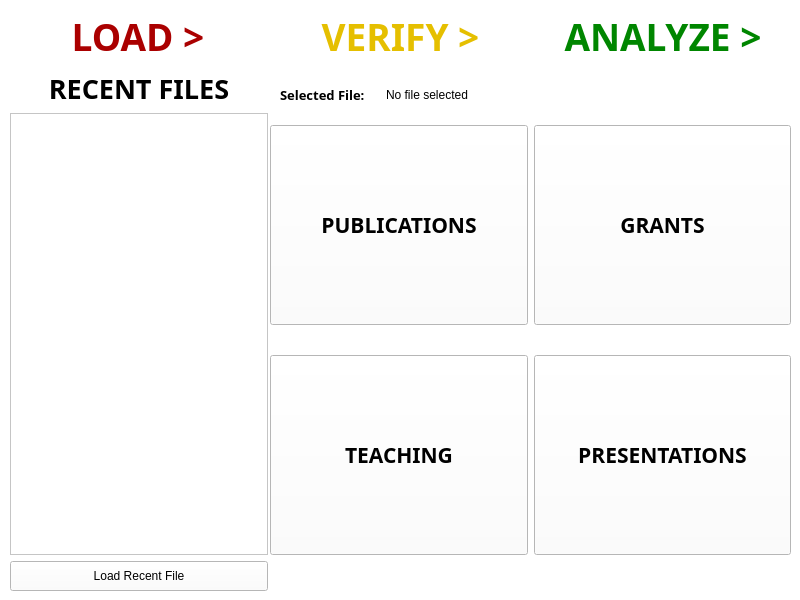
The window that Project Code/AppleProject/load_csv.ui (JRWu/DataAggregation) describes before a commit, drawn with Qt 5.
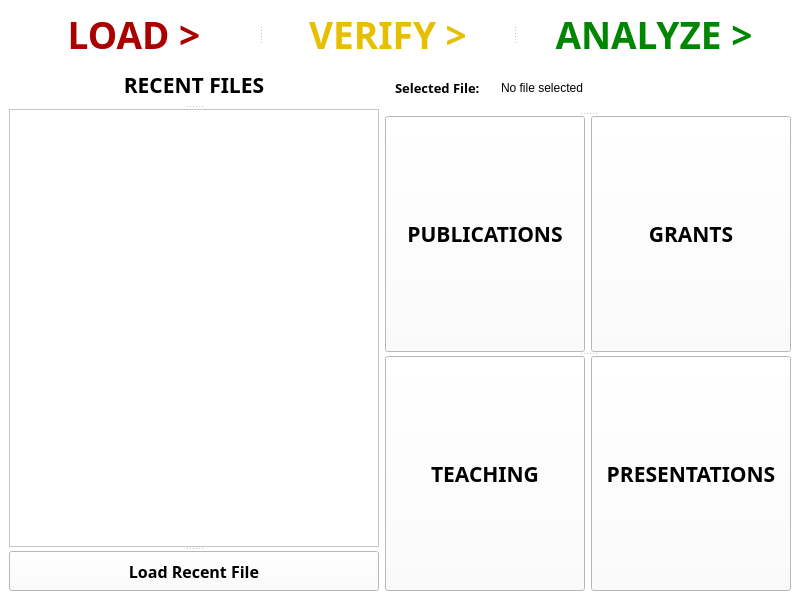
The same window after the commit.

Commit message: VLS - updated load page ui to expand when window is resized

The edit to the form file:
```diff
--- a/Project Code/AppleProject/load_csv.ui
+++ b/Project Code/AppleProject/load_csv.ui
@@ -444,281 +444,19 @@
      <height>600</height>
     </size>
    </property>
-   <widget class="QWidget" name="verticalLayoutWidget">
-    <property name="geometry">
-     <rect>
-      <x>10</x>
-      <y>70</y>
-      <width>258</width>
-      <height>521</height>
-     </rect>
-    </property>
-    <layout class="QVBoxLayout" name="recent_files_area">
-     <item>
-      <widget class="QLabel" name="recent_files_label">
-       <property name="font">
-        <font>
-         <family>Arial Black</family>
-         <weight>75</weight>
-         <bold>true</bold>
-        </font>
-       </property>
-       <property name="text">
-        <string>&lt;html&gt;&lt;head/&gt;&lt;body&gt;&lt;p align=&quot;center&quot;&gt;&lt;span style=&quot; font-size:20pt; font-weight:600;&quot;&gt;RECENT FILES&lt;/span&gt;&lt;/p&gt;&lt;/body&gt;&lt;/html&gt;</string>
-       </property>
-       <property name="alignment">
-        <set>Qt::AlignLeading|Qt::AlignLeft|Qt::AlignTop</set>
-       </property>
-      </widget>
-     </item>
-     <item>
-      <widget class="QListView" name="recent_files_list"/>
-     </item>
-     <item>
-      <widget class="QPushButton" name="loadRecentFile_btn">
-       <property name="minimumSize">
-        <size>
-         <width>0</width>
-         <height>30</height>
-        </size>
-       </property>
-       <property name="maximumSize">
-        <size>
-         <width>16777215</width>
-         <height>40</height>
-        </size>
-       </property>
-       <property name="text">
-        <string>Load Recent File</string>
-       </property>
-      </widget>
-     </item>
-    </layout>
-   </widget>
-   <widget class="QWidget" name="verticalLayoutWidget_2">
-    <property name="geometry">
-     <rect>
-      <x>270</x>
-      <y>71</y>
-      <width>521</width>
-      <height>521</height>
-     </rect>
-    </property>
-    <layout class="QVBoxLayout" name="select_csv_area">
-     <item>
-      <layout class="QHBoxLayout" name="horizontalLayout">
-       <property name="sizeConstraint">
-        <enum>QLayout::SetDefaultConstraint</enum>
-       </property>
-       <item>
-        <widget class="QLabel" name="selected_file_lbl">
-         <property name="sizePolicy">
-          <sizepolicy hsizetype="Expanding" vsizetype="Expanding">
-           <horstretch>0</horstretch>
-           <verstretch>0</verstretch>
-          </sizepolicy>
-         </property>
-         <property name="minimumSize">
-          <size>
-           <width>110</width>
-           <height>40</height>
-          </size>
-         </property>
-         <property name="maximumSize">
-          <size>
-           <width>110</width>
-           <height>40</height>
-          </size>
-         </property>
-         <property name="font">
-          <font>
-           <family>Arial Black</family>
-           <pointsize>10</pointsize>
-           <weight>75</weight>
-           <bold>true</bold>
-          </font>
-         </property>
-         <property name="text">
-          <string>Selected File:</string>
-         </property>
-         <property name="alignment">
-          <set>Qt::AlignLeading|Qt::AlignLeft|Qt::AlignVCenter</set>
-         </property>
-         <property name="indent">
-          <number>10</number>
-         </property>
-        </widget>
-       </item>
-       <item>
-        <widget class="QLabel" name="file_name_load">
-         <property name="minimumSize">
-          <size>
-           <width>0</width>
-           <height>40</height>
-          </size>
-         </property>
-         <property name="maximumSize">
-          <size>
-           <width>16777215</width>
-           <height>40</height>
-          </size>
-         </property>
-         <property name="text">
-          <string>No file selected</string>
-         </property>
-         <property name="scaledContents">
-          <bool>false</bool>
-         </property>
-         <property name="alignment">
-          <set>Qt::AlignLeading|Qt::AlignLeft|Qt::AlignVCenter</set>
-         </property>
-         <property name="wordWrap">
-          <bool>true</bool>
-         </property>
-        </widget>
-       </item>
-      </layout>
-     </item>
-     <item>
-      <layout class="QHBoxLayout" name="horizontalLayout_3">
-       <item>
-        <widget class="QPushButton" name="publication_btn">
-         <property name="minimumSize">
-          <size>
-           <width>200</width>
-           <height>200</height>
-          </size>
-         </property>
-         <property name="font">
-          <font>
-           <family>Arial Black</family>
-           <pointsize>16</pointsize>
-           <weight>75</weight>
-           <bold>true</bold>
-          </font>
-         </property>
-         <property name="text">
-          <string>PUBLICATIONS</string>
-         </property>
-        </widget>
-       </item>
-       <item>
-        <widget class="QPushButton" name="grant_btn">
-         <property name="minimumSize">
-          <size>
-           <width>200</width>
-           <height>200</height>
-          </size>
-         </property>
-         <property name="font">
-          <font>
-           <family>Arial Black</family>
-           <pointsize>16</pointsize>
-           <weight>75</weight>
-           <bold>true</bold>
-          </font>
-         </property>
-         <property name="text">
-          <string>GRANTS</string>
-         </property>
-        </widget>
-       </item>
-      </layout>
-     </item>
-     <item>
-      <layout class="QHBoxLayout" name="horizontalLayout_4">
-       <item>
-        <spacer name="horizontalSpacer">
-         <property name="orientation">
-          <enum>Qt::Horizontal</enum>
-         </property>
-         <property name="sizeHint" stdset="0">
-          <size>
-           <width>40</width>
-           <height>20</height>
-          </size>
-         </property>
-        </spacer>
-       </item>
-      </layout>
-     </item>
-     <item>
-      <layout class="QHBoxLayout" name="horizontalLayout_2">
-       <item>
-        <widget class="QPushButton" name="teaching_btn">
-         <property name="minimumSize">
-          <size>
-           <width>200</width>
-           <height>200</height>
-          </size>
-         </property>
-         <property name="font">
-          <font>
-           <family>Arial Black</family>
-           <pointsize>16</pointsize>
-           <weight>75</weight>
-           <bold>true</bold>
-          </font>
-         </property>
-         <property name="text">
-          <string>TEACHING</string>
-         </property>
-        </widget>
-       </item>
-       <item>
-        <widget class="QPushButton" name="presentation_btn">
-         <property name="minimumSize">
-          <size>
-           <width>200</width>
-           <height>200</height>
-          </size>
-         </property>
-         <property name="font">
-          <font>
-           <family>Arial Black</family>
-           <pointsize>16</pointsize>
-           <weight>75</weight>
-           <bold>true</bold>
-          </font>
-         </property>
-         <property name="text">
-          <string>PRESENTATIONS</string>
-         </property>
-        </widget>
-       </item>
-      </layout>
-     </item>
-     <item>
-      <layout class="QHBoxLayout" name="horizontalLayout_5">
-       <item>
-        <spacer name="horizontalSpacer_2">
-         <property name="orientation">
-          <enum>Qt::Horizontal</enum>
-         </property>
-         <property name="sizeHint" stdset="0">
-          <size>
-           <width>40</width>
-           <height>30</height>
-          </size>
-         </property>
-        </spacer>
-       </item>
-      </layout>
-     </item>
-    </layout>
-   </widget>
-   <widget class="QWidget" name="horizontalLayoutWidget">
-    <property name="geometry">
-     <rect>
-      <x>10</x>
-      <y>10</y>
-      <width>781</width>
-      <height>52</height>
-     </rect>
-    </property>
-    <layout class="QHBoxLayout" name="navigation_area">
-     <item>
+   <layout class="QGridLayout" name="gridLayout">
+    <item row="0" column="0" colspan="2">
+     <widget class="QSplitter" name="splitter">
+      <property name="orientation">
+       <enum>Qt::Horizontal</enum>
+      </property>
       <widget class="QPushButton" name="load_btn">
+       <property name="minimumSize">
+        <size>
+         <width>250</width>
+         <height>50</height>
+        </size>
+       </property>
        <property name="maximumSize">
         <size>
          <width>16777215</width>
@@ -777,9 +515,13 @@
         <bool>true</bool>
        </property>
       </widget>
-     </item>
-     <item>
       <widget class="QPushButton" name="verify_btn">
+       <property name="minimumSize">
+        <size>
+         <width>250</width>
+         <height>50</height>
+        </size>
+       </property>
        <property name="maximumSize">
         <size>
          <width>16777215</width>
@@ -838,9 +580,13 @@
         <bool>true</bool>
        </property>
       </widget>
-     </item>
-     <item>
       <widget class="QPushButton" name="analyze_btn">
+       <property name="minimumSize">
+        <size>
+         <width>250</width>
+         <height>50</height>
+        </size>
+       </property>
        <property name="maximumSize">
         <size>
          <width>16777215</width>
@@ -899,9 +645,272 @@
         <bool>true</bool>
        </property>
       </widget>
-     </item>
-    </layout>
-   </widget>
+     </widget>
+    </item>
+    <item row="1" column="0">
+     <widget class="QSplitter" name="splitter_2">
+      <property name="orientation">
+       <enum>Qt::Vertical</enum>
+      </property>
+      <widget class="QLabel" name="recent_files_label">
+       <property name="minimumSize">
+        <size>
+         <width>0</width>
+         <height>40</height>
+        </size>
+       </property>
+       <property name="maximumSize">
+        <size>
+         <width>16777215</width>
+         <height>40</height>
+        </size>
+       </property>
+       <property name="font">
+        <font>
+         <family>Arial Black</family>
+         <pointsize>16</pointsize>
+         <weight>75</weight>
+         <bold>true</bold>
+        </font>
+       </property>
+       <property name="text">
+        <string>RECENT FILES</string>
+       </property>
+       <property name="alignment">
+        <set>Qt::AlignCenter</set>
+       </property>
+      </widget>
+      <widget class="QListView" name="recent_files_list">
+       <property name="maximumSize">
+        <size>
+         <width>400</width>
+         <height>16777215</height>
+        </size>
+       </property>
+      </widget>
+      <widget class="QPushButton" name="loadRecentFile_btn">
+       <property name="minimumSize">
+        <size>
+         <width>0</width>
+         <height>30</height>
+        </size>
+       </property>
+       <property name="maximumSize">
+        <size>
+         <width>16777215</width>
+         <height>40</height>
+        </size>
+       </property>
+       <property name="font">
+        <font>
+         <family>Arial Black</family>
+         <pointsize>12</pointsize>
+         <weight>75</weight>
+         <bold>true</bold>
+        </font>
+       </property>
+       <property name="text">
+        <string>Load Recent File</string>
+       </property>
+      </widget>
+     </widget>
+    </item>
+    <item row="1" column="1">
+     <widget class="QSplitter" name="splitter_3">
+      <property name="orientation">
+       <enum>Qt::Vertical</enum>
+      </property>
+      <widget class="QWidget" name="">
+       <layout class="QHBoxLayout" name="horizontalLayout_3">
+        <item>
+         <widget class="QLabel" name="selected_file_lbl">
+          <property name="sizePolicy">
+           <sizepolicy hsizetype="Expanding" vsizetype="Expanding">
+            <horstretch>0</horstretch>
+            <verstretch>0</verstretch>
+           </sizepolicy>
+          </property>
+          <property name="minimumSize">
+           <size>
+            <width>110</width>
+            <height>40</height>
+           </size>
+          </property>
+          <property name="maximumSize">
+           <size>
+            <width>110</width>
+            <height>40</height>
+           </size>
+          </property>
+          <property name="font">
+           <font>
+            <family>Arial Black</family>
+            <pointsize>10</pointsize>
+            <weight>75</weight>
+            <bold>true</bold>
+           </font>
+          </property>
+          <property name="text">
+           <string>Selected File:</string>
+          </property>
+          <property name="alignment">
+           <set>Qt::AlignLeading|Qt::AlignLeft|Qt::AlignVCenter</set>
+          </property>
+          <property name="indent">
+           <number>10</number>
+          </property>
+         </widget>
+        </item>
+        <item>
+         <widget class="QLabel" name="file_name_load">
+          <property name="minimumSize">
+           <size>
+            <width>0</width>
+            <height>40</height>
+           </size>
+          </property>
+          <property name="maximumSize">
+           <size>
+            <width>16777215</width>
+            <height>40</height>
+           </size>
+          </property>
+          <property name="text">
+           <string>No file selected</string>
+          </property>
+          <property name="scaledContents">
+           <bool>false</bool>
+          </property>
+          <property name="alignment">
+           <set>Qt::AlignLeading|Qt::AlignLeft|Qt::AlignVCenter</set>
+          </property>
+          <property name="wordWrap">
+           <bool>true</bool>
+          </property>
+         </widget>
+        </item>
+       </layout>
+      </widget>
+      <widget class="QWidget" name="">
+       <layout class="QHBoxLayout" name="horizontalLayout">
+        <item>
+         <widget class="QPushButton" name="publication_btn">
+          <property name="sizePolicy">
+           <sizepolicy hsizetype="Minimum" vsizetype="Expanding">
+            <horstretch>0</horstretch>
+            <verstretch>0</verstretch>
+           </sizepolicy>
+          </property>
+          <property name="minimumSize">
+           <size>
+            <width>200</width>
+            <height>200</height>
+           </size>
+          </property>
+          <property name="font">
+           <font>
+            <family>Arial Black</family>
+            <pointsize>16</pointsize>
+            <weight>75</weight>
+            <bold>true</bold>
+           </font>
+          </property>
+          <property name="text">
+           <string>PUBLICATIONS</string>
+          </property>
+         </widget>
+        </item>
+        <item>
+         <widget class="QPushButton" name="grant_btn">
+          <property name="sizePolicy">
+           <sizepolicy hsizetype="Minimum" vsizetype="Expanding">
+            <horstretch>0</horstretch>
+            <verstretch>0</verstretch>
+           </sizepolicy>
+          </property>
+          <property name="minimumSize">
+           <size>
+            <width>200</width>
+            <height>200</height>
+           </size>
+          </property>
+          <property name="font">
+           <font>
+            <family>Arial Black</family>
+            <pointsize>16</pointsize>
+            <weight>75</weight>
+            <bold>true</bold>
+           </font>
+          </property>
+          <property name="text">
+           <string>GRANTS</string>
+          </property>
+         </widget>
+        </item>
+       </layout>
+       <zorder>grant_btn</zorder>
+      </widget>
+      <widget class="QWidget" name="">
+       <layout class="QHBoxLayout" name="horizontalLayout_2">
+        <item>
+         <widget class="QPushButton" name="teaching_btn">
+          <property name="sizePolicy">
+           <sizepolicy hsizetype="Minimum" vsizetype="Expanding">
+            <horstretch>0</horstretch>
+            <verstretch>0</verstretch>
+           </sizepolicy>
+          </property>
+          <property name="minimumSize">
+           <size>
+            <width>200</width>
+            <height>200</height>
+           </size>
+          </property>
+          <property name="font">
+           <font>
+            <family>Arial Black</family>
+            <pointsize>16</pointsize>
+            <weight>75</weight>
+            <bold>true</bold>
+           </font>
+          </property>
+          <property name="text">
+           <string>TEACHING</string>
+          </property>
+         </widget>
+        </item>
+        <item>
+         <widget class="QPushButton" name="presentation_btn">
+          <property name="sizePolicy">
+           <sizepolicy hsizetype="Minimum" vsizetype="Expanding">
+            <horstretch>0</horstretch>
+            <verstretch>0</verstretch>
+           </sizepolicy>
+          </property>
+          <property name="minimumSize">
+           <size>
+            <width>200</width>
+            <height>200</height>
+           </size>
+          </property>
+          <property name="font">
+           <font>
+            <family>Arial Black</family>
+            <pointsize>16</pointsize>
+            <weight>75</weight>
+            <bold>true</bold>
+           </font>
+          </property>
+          <property name="text">
+           <string>PRESENTATIONS</string>
+          </property>
+         </widget>
+        </item>
+       </layout>
+      </widget>
+     </widget>
+    </item>
+   </layout>
   </widget>
  </widget>
  <resources/>
```
The commit also changes 15 other files.
